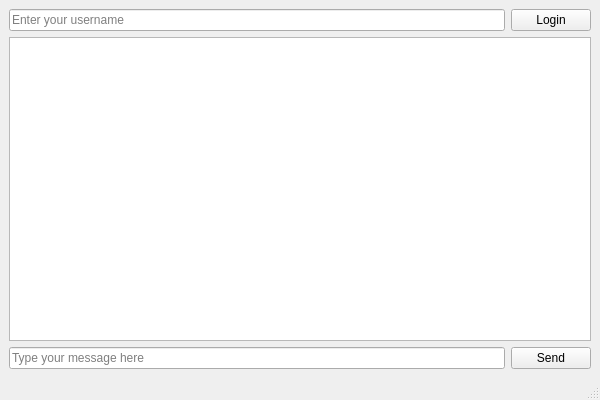
Above: ChatClient/ui/chatwindow.ui from zhicbr/Linux_Instant_Messaging_Software before the change. Below: the same form after it.
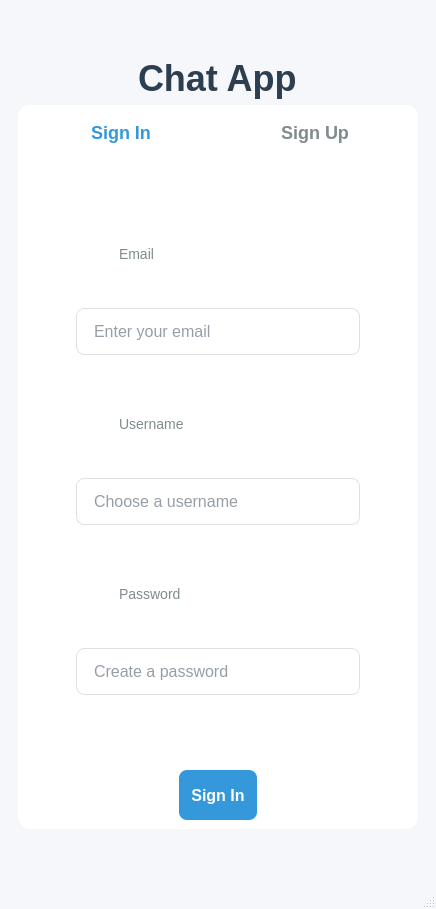
That is the form after the change. The open tabs and pages were chosen to show the change.

The edit to the form file:
```diff
--- a/ChatClient/ui/chatwindow.ui
+++ b/ChatClient/ui/chatwindow.ui
@@ -6,58 +6,355 @@
    <rect>
     <x>0</x>
     <y>0</y>
-    <width>600</width>
-    <height>400</height>
+    <width>900</width>
+    <height>0</height>
    </rect>
   </property>
   <property name="windowTitle">
-   <string>Chat Window</string>
+   <string>Chat App</string>
+  </property>
+  <property name="styleSheet">
+   <string notr="true">QMainWindow { background: #f5f7fa; }</string>
   </property>
   <widget class="QWidget" name="centralwidget">
    <layout class="QVBoxLayout" name="verticalLayout">
     <item>
-     <layout class="QHBoxLayout" name="horizontalLayout">
-      <item>
-       <widget class="QLineEdit" name="usernameEdit">
-        <property name="placeholderText">
-         <string>Enter your username</string>
-        </property>
-       </widget>
-      </item>
-      <item>
-       <widget class="QPushButton" name="loginButton">
-        <property name="text">
-         <string>Login</string>
-        </property>
-       </widget>
-      </item>
-     </layout>
-    </item>
-    <item>
-     <widget class="QTextEdit" name="chatDisplay">
-      <property name="readOnly">
-       <bool>true</bool>
-      </property>
+     <widget class="QStackedWidget" name="stackedWidget">
+      <!-- 登录/注册页面 -->
+      <widget class="QWidget" name="authPage">
+       <layout class="QVBoxLayout" name="authVerticalLayout">
+        <item>
+         <spacer name="verticalSpacerTop">
+          <property name="orientation">
+           <enum>Qt::Vertical</enum>
+          </property>
+          <property name="sizeHint" stdset="0">
+           <size>
+            <width>20</width>
+            <height>40</height>
+           </size>
+          </property>
+         </spacer>
+        </item>
+        <item alignment="Qt::AlignCenter">
+         <widget class="QLabel" name="authTitleLabel">
+          <property name="text">
+           <string>Chat App</string>
+          </property>
+          <property name="styleSheet">
+           <string notr="true">font-size: 36px; font-weight: bold; color: #2c3e50; font-family: 'Segoe UI', sans-serif;</string>
+          </property>
+         </widget>
+        </item>
+        <item alignment="Qt::AlignCenter">
+         <widget class="QWidget" name="authContainer">
+          <property name="minimumSize">
+           <size>
+            <width>400</width>
+            <height>0</height>
+           </size>
+          </property>
+          <property name="styleSheet">
+           <string notr="true">background: white; border-radius: 12px; padding: 40px; box-shadow: 0 10px 30px rgba(0, 0, 0, 0.08);</string>
+          </property>
+          <layout class="QVBoxLayout" name="authContainerLayout">
+           <item>
+            <layout class="QHBoxLayout" name="authHeaderLayout">
+             <item>
+              <widget class="QPushButton" name="showLoginButton">
+               <property name="text">
+                <string>Sign In</string>
+               </property>
+               <property name="styleSheet">
+                <string notr="true">color: #3498db; font-size: 18px; font-weight: 600; font-family: 'Segoe UI', sans-serif; background: transparent; border: none; padding: 8px 16px; border-radius: 6px;</string>
+               </property>
+              </widget>
+             </item>
+             <item>
+              <widget class="QPushButton" name="showRegisterButton">
+               <property name="text">
+                <string>Sign Up</string>
+               </property>
+               <property name="styleSheet">
+                <string notr="true">color: #7f8c8d; font-size: 18px; font-weight: 600; font-family: 'Segoe UI', sans-serif; background: transparent; border: none; padding: 8px 16px; border-radius: 6px;</string>
+               </property>
+              </widget>
+             </item>
+            </layout>
+           </item>
+           <item>
+            <widget class="QStackedWidget" name="authStackedWidget">
+             <!-- 登录页面 -->
+             <widget class="QWidget" name="loginPage">
+              <layout class="QVBoxLayout" name="loginVerticalLayout">
+               <item>
+                <widget class="QLabel" name="loginNicknameLabel">
+                 <property name="text">
+                  <string>Username</string>
+                 </property>
+                 <property name="styleSheet">
+                  <string notr="true">font-size: 14px; color: #7f8c8d; font-family: 'Segoe UI', sans-serif;</string>
+                 </property>
+                </widget>
+               </item>
+               <item>
+                <widget class="QLineEdit" name="loginNicknameEdit">
+                 <property name="placeholderText">
+                  <string>Enter your username</string>
+                 </property>
+                 <property name="styleSheet">
+                  <string notr="true">padding: 12px 15px; border: 1px solid #e0e0e0; border-radius: 8px; font-size: 16px; background: white; color: #2c3e50; font-family: 'Segoe UI', sans-serif;</string>
+                 </property>
+                </widget>
+               </item>
+               <item>
+                <spacer name="verticalSpacer_1">
+                 <property name="orientation">
+                  <enum>Qt::Vertical</enum>
+                 </property>
+                 <property name="sizeHint" stdset="0">
+                  <size>
+                   <width>20</width>
+                   <height>15</height>
+                  </size>
+                 </property>
+                </spacer>
+               </item>
+               <item>
+                <widget class="QLabel" name="loginPasswordLabel">
+                 <property name="text">
+                  <string>Password</string>
+                 </property>
+                 <property name="styleSheet">
+                  <string notr="true">font-size: 14px; color: #7f8c8d; font-family: 'Segoe UI', sans-serif;</string>
+                 </property>
+                </widget>
+               </item>
+               <item>
+                <widget class="QLineEdit" name="loginPasswordEdit">
+                 <property name="echoMode">
+                  <enum>QLineEdit::Password</enum>
+                 </property>
+                 <property name="placeholderText">
+                  <string>Enter your password</string>
+                 </property>
+                 <property name="styleSheet">
+                  <string notr="true">padding: 12px 15px; border: 1px solid #e0e0e0; border-radius: 8px; font-size: 16px; background: white; color: #2c3e50; font-family: 'Segoe UI', sans-serif;</string>
+                 </property>
+                </widget>
+               </item>
+               <item>
+                <spacer name="verticalSpacer_2">
+                 <property name="orientation">
+                  <enum>Qt::Vertical</enum>
+                 </property>
+                 <property name="sizeHint" stdset="0">
+                  <size>
+                   <width>20</width>
+                   <height>10</height>
+                  </size>
+                 </property>
+                </spacer>
+               </item>
+               <item alignment="Qt::AlignRight">
+                <widget class="QPushButton" name="forgotPasswordButton">
+                 <property name="text">
+                  <string>Forgot password?</string>
+                 </property>
+                 <property name="flat">
+                  <bool>true</bool>
+                 </property>
+                 <property name="styleSheet">
+                  <string notr="true">color: #7f8c8d; font-size: 12px; font-family: 'Segoe UI', sans-serif; background: transparent; border: none;</string>
+                 </property>
+                </widget>
+               </item>
+              </layout>
+             </widget>
+             <!-- 注册页面 -->
+             <widget class="QWidget" name="registerPage">
+              <layout class="QVBoxLayout" name="registerVerticalLayout">
+               <item>
+                <widget class="QLabel" name="emailLabel">
+                 <property name="text">
+                  <string>Email</string>
+                 </property>
+                 <property name="styleSheet">
+                  <string notr="true">font-size: 14px; color: #7f8c8d; font-family: 'Segoe UI', sans-serif;</string>
+                 </property>
+                </widget>
+               </item>
+               <item>
+                <widget class="QLineEdit" name="emailEdit">
+                 <property name="placeholderText">
+                  <string>Enter your email</string>
+                 </property>
+                 <property name="styleSheet">
+                  <string notr="true">padding: 12px 15px; border: 1px solid #e0e0e0; border-radius: 8px; font-size: 16px; background: white; color: #2c3e50; font-family: 'Segoe UI', sans-serif;</string>
+                 </property>
+                </widget>
+               </item>
+               <item>
+                <spacer name="verticalSpacer_3">
+                 <property name="orientation">
+                  <enum>Qt::Vertical</enum>
+                 </property>
+                 <property name="sizeHint" stdset="0">
+                  <size>
+                   <width>20</width>
+                   <height>15</height>
+                  </size>
+                 </property>
+                </spacer>
+               </item>
+               <item>
+                <widget class="QLabel" name="nicknameLabel">
+                 <property name="text">
+                  <string>Username</string>
+                 </property>
+                 <property name="styleSheet">
+                  <string notr="true">font-size: 14px; color: #7f8c8d; font-family: 'Segoe UI', sans-serif;</string>
+                 </property>
+                </widget>
+               </item>
+               <item>
+                <widget class="QLineEdit" name="nicknameEdit">
+                 <property name="placeholderText">
+                  <string>Choose a username</string>
+                 </property>
+                 <property name="styleSheet">
+                  <string notr="true">padding: 12px 15px; border: 1px solid #e0e0e0; border-radius: 8px; font-size: 16px; background: white; color: #2c3e50; font-family: 'Segoe UI', sans-serif;</string>
+                 </property>
+                </widget>
+               </item>
+               <item>
+                <spacer name="verticalSpacer_4">
+                 <property name="orientation">
+                  <enum>Qt::Vertical</enum>
+                 </property>
+                 <property name="sizeHint" stdset="0">
+                  <size>
+                   <width>20</width>
+                   <height>15</height>
+                  </size>
+                 </property>
+                </spacer>
+               </item>
+               <item>
+                <widget class="QLabel" name="passwordLabel">
+                 <property name="text">
+                  <string>Password</string>
+                 </property>
+                 <property name="styleSheet">
+                  <string notr="true">font-size: 14px; color: #7f8c8d; font-family: 'Segoe UI', sans-serif;</string>
+                 </property>
+                </widget>
+               </item>
+               <item>
+                <widget class="QLineEdit" name="passwordEdit">
+                 <property name="echoMode">
+                  <enum>QLineEdit::Password</enum>
+                 </property>
+                 <property name="placeholderText">
+                  <string>Create a password</string>
+                 </property>
+                 <property name="styleSheet">
+                  <string notr="true">padding: 12px 15px; border: 1px solid #e0e0e0; border-radius: 8px; font-size: 16px; background: white; color: #2c3e50; font-family: 'Segoe UI', sans-serif;</string>
+                 </property>
+                </widget>
+               </item>
+              </layout>
+             </widget>
+            </widget>
+           </item>
+           <item>
+            <spacer name="verticalSpacerAuthButton">
+             <property name="orientation">
+              <enum>Qt::Vertical</enum>
+             </property>
+             <property name="sizeHint" stdset="0">
+              <size>
+               <width>20</width>
+               <height>20</height>
+              </size>
+             </property>
+            </spacer>
+           </item>
+           <item alignment="Qt::AlignCenter">
+            <widget class="QPushButton" name="authButton">
+             <property name="text">
+              <string>Sign In</string>
+             </property>
+             <property name="minimumSize">
+              <size>
+               <width>0</width>
+               <height>50</height>
+              </size>
+             </property>
+             <property name="styleSheet">
+              <string notr="true">padding: 12px; background: #3498db; color: white; border: none; border-radius: 8px; font-size: 16px; font-weight: 600; font-family: 'Segoe UI', sans-serif;</string>
+             </property>
+            </widget>
+           </item>
+          </layout>
+         </widget>
+        </item>
+        <item>
+         <spacer name="verticalSpacerBottom">
+          <property name="orientation">
+           <enum>Qt::Vertical</enum>
+          </property>
+          <property name="sizeHint" stdset="0">
+           <size>
+            <width>20</width>
+            <height>40</height>
+           </size>
+          </property>
+         </spacer>
+        </item>
+       </layout>
+      </widget>
+      <!-- 聊天页面 -->
+      <widget class="QWidget" name="chatPage">
+       <layout class="QVBoxLayout" name="chatVerticalLayout">
+        <item>
+         <widget class="QTextEdit" name="chatDisplay">
+          <property name="readOnly">
+           <bool>true</bool>
+          </property>
+          <property name="styleSheet">
+           <string notr="true">border: none; border-radius: 10px; padding: 10px; font-size: 16px; background: rgba(255, 255, 255, 0.9); color: #2c3e50; font-family: 'Segoe UI', sans-serif; box-shadow: 0 2px 10px rgba(0, 0, 0, 0.2);</string>
+          </property>
+         </widget>
+        </item>
+        <item>
+         <layout class="QHBoxLayout" name="messageHorizontalLayout">
+          <item>
+           <widget class="QLineEdit" name="messageEdit">
+            <property name="placeholderText">
+             <string>Type a message...</string>
+            </property>
+            <property name="styleSheet">
+             <string notr="true">padding: 12px; border: none; border-radius: 8px; font-size: 16px; background: #ecf0f1; color: #2c3e50; font-family: 'Segoe UI', sans-serif; box-shadow: 0 2px 5px rgba(0, 0, 0, 0.1);</string>
+            </property>
+           </widget>
+          </item>
+          <item>
+           <widget class="QPushButton" name="sendButton">
+            <property name="text">
+             <string>Send</string>
+            </property>
+            <property name="styleSheet">
+             <string notr="true">padding: 12px; background: qlineargradient(x1:0, y1:0, x2:1, y2:1, stop:0 #3498db, stop:1 #2980b9); color: white; border: none; border-radius: 8px; font-size: 16px; font-family: 'Segoe UI', sans-serif;</string>
+            </property>
+           </widget>
+          </item>
+         </layout>
+        </item>
+       </layout>
+      </widget>
      </widget>
     </item>
-    <item>
-     <layout class="QHBoxLayout" name="horizontalLayout_2">
-      <item>
-       <widget class="QLineEdit" name="messageEdit">
-        <property name="placeholderText">
-         <string>Type your message here</string>
-        </property>
-       </widget>
-      </item>
-      <item>
-       <widget class="QPushButton" name="sendButton">
-        <property name="text">
-         <string>Send</string>
-        </property>
-       </widget>
-      </item>
-     </layout>
-    </item>
    </layout>
   </widget>
   <widget class="QMenuBar" name="menubar">
```
Left out of the diff: 4 changed lines with no effect on the pictures.
